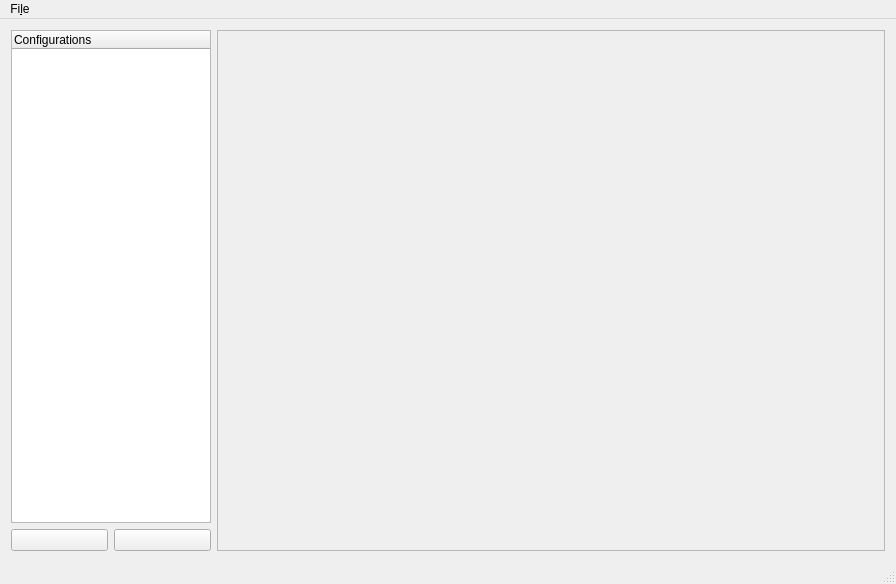
First picture: the form in mainwindow.ui, repository eagle2com/robogen-gui, before the edit.
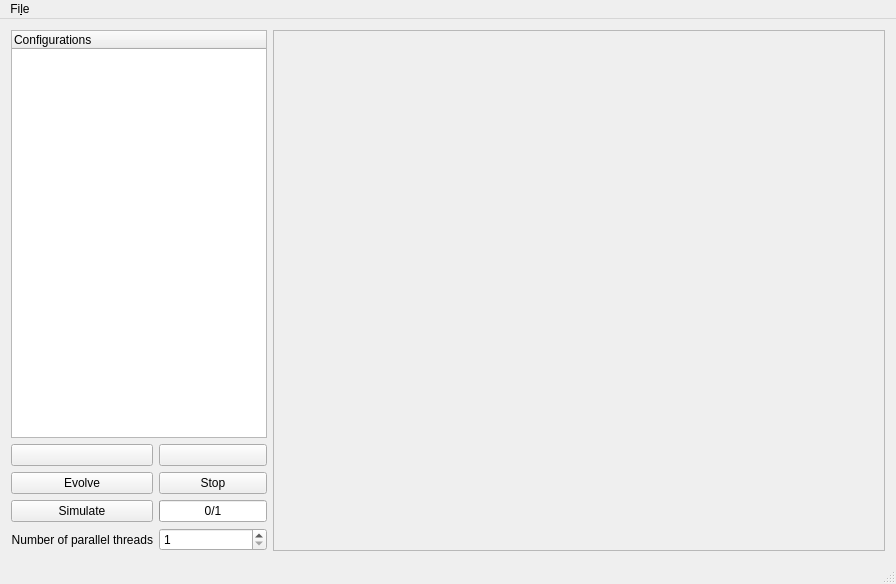
Second picture: the form after the edit. Icons and pictures are not drawn.

Commit message: can evolve again yey, some crashes to solve

```diff
--- a/mainwindow.ui
+++ b/mainwindow.ui
@@ -20,15 +20,13 @@
    <string>Robogen GUI</string>
   </property>
   <widget class="QWidget" name="centralWidget">
-   <layout class="QGridLayout" name="gridLayout">
-    <item row="0" column="0">
-     <layout class="QHBoxLayout" name="horizontalLayout_2">
+   <layout class="QHBoxLayout" name="horizontalLayout">
       <item>
        <layout class="QVBoxLayout" name="verticalLayout">
         <item>
          <widget class="QTreeWidget" name="tree_project">
           <property name="sizePolicy">
-           <sizepolicy hsizetype="Expanding" vsizetype="Expanding">
+         <sizepolicy hsizetype="Minimum" vsizetype="Expanding">
             <horstretch>0</horstretch>
             <verstretch>0</verstretch>
            </sizepolicy>
@@ -41,7 +39,7 @@
           </property>
           <property name="maximumSize">
            <size>
-            <width>200</width>
+          <width>16777215</width>
             <height>16777215</height>
            </size>
           </property>
@@ -60,6 +58,9 @@
           <property name="expandsOnDoubleClick">
            <bool>false</bool>
           </property>
+        <property name="columnCount">
+         <number>1</number>
+        </property>
           <column>
            <property name="text">
             <string>Configurations</string>
@@ -68,19 +69,34 @@
          </widget>
         </item>
         <item>
-         <layout class="QHBoxLayout" name="horizontalLayout">
-          <item>
-           <widget class="QPushButton" name="push_add">
+       <layout class="QGridLayout" name="gridLayout">
+        <item row="2" column="1">
+         <widget class="QProgressBar" name="progressBar">
+          <property name="sizePolicy">
+           <sizepolicy hsizetype="Minimum" vsizetype="Fixed">
+            <horstretch>0</horstretch>
+            <verstretch>0</verstretch>
+           </sizepolicy>
+          </property>
+          <property name="maximum">
+           <number>1</number>
+          </property>
+          <property name="value">
+           <number>0</number>
+          </property>
+          <property name="format">
+           <string>%v/%m</string>
+          </property>
+         </widget>
+        </item>
+        <item row="1" column="0">
+         <widget class="QPushButton" name="push_evolve">
             <property name="text">
-             <string/>
-            </property>
-            <property name="icon">
-             <iconset resource="res.qrc">
-              <normaloff>:/imgs/plus</normaloff>:/imgs/plus</iconset>
+           <string>Evolve</string>
             </property>
            </widget>
           </item>
-          <item>
+        <item row="0" column="1">
            <widget class="QPushButton" name="push_remove">
             <property name="text">
              <string/>
@@ -91,12 +107,66 @@
             </property>
            </widget>
           </item>
+        <item row="1" column="1">
+         <widget class="QPushButton" name="push_stop">
+          <property name="text">
+           <string>Stop</string>
+          </property>
+         </widget>
+        </item>
+        <item row="2" column="0">
+         <widget class="QPushButton" name="push_simulate">
+          <property name="text">
+           <string>Simulate</string>
+          </property>
+         </widget>
+        </item>
+        <item row="0" column="0">
+         <widget class="QPushButton" name="push_add">
+          <property name="text">
+           <string/>
+          </property>
+          <property name="icon">
+           <iconset resource="res.qrc">
+            <normaloff>:/imgs/plus</normaloff>:/imgs/plus</iconset>
+          </property>
+         </widget>
+        </item>
+        <item row="3" column="0">
+         <widget class="QLabel" name="label_threads">
+          <property name="sizePolicy">
+           <sizepolicy hsizetype="Minimum" vsizetype="Preferred">
+            <horstretch>0</horstretch>
+            <verstretch>0</verstretch>
+           </sizepolicy>
+          </property>
+          <property name="text">
+           <string>Number of parallel threads</string>
+          </property>
+          <property name="alignment">
+           <set>Qt::AlignRight|Qt::AlignTrailing|Qt::AlignVCenter</set>
+          </property>
+         </widget>
+        </item>
+        <item row="3" column="1">
+         <widget class="QSpinBox" name="spin_threads">
+          <property name="minimum">
+           <number>1</number>
+          </property>
+         </widget>
+        </item>
          </layout>
         </item>
        </layout>
       </item>
       <item>
        <widget class="QFrame" name="main_frame">
+      <property name="sizePolicy">
+       <sizepolicy hsizetype="MinimumExpanding" vsizetype="Preferred">
+        <horstretch>0</horstretch>
+        <verstretch>0</verstretch>
+       </sizepolicy>
+      </property>
         <property name="frameShape">
          <enum>QFrame::StyledPanel</enum>
         </property>
@@ -106,8 +176,6 @@
        </widget>
       </item>
      </layout>
-    </item>
-   </layout>
   </widget>
   <widget class="QMenuBar" name="menuBar">
    <property name="geometry">
```
Left out of the diff: 34 changed lines with no effect on the pictures. Lines whose indentation alone changed are shown as unchanged. The commit also changes 535 other files.
